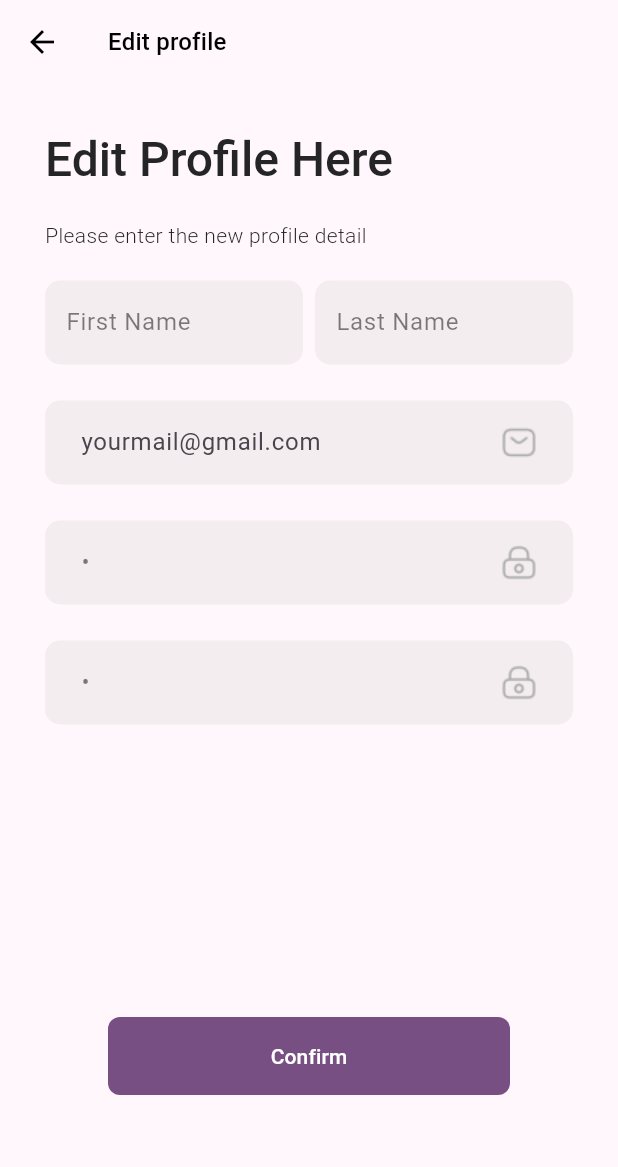
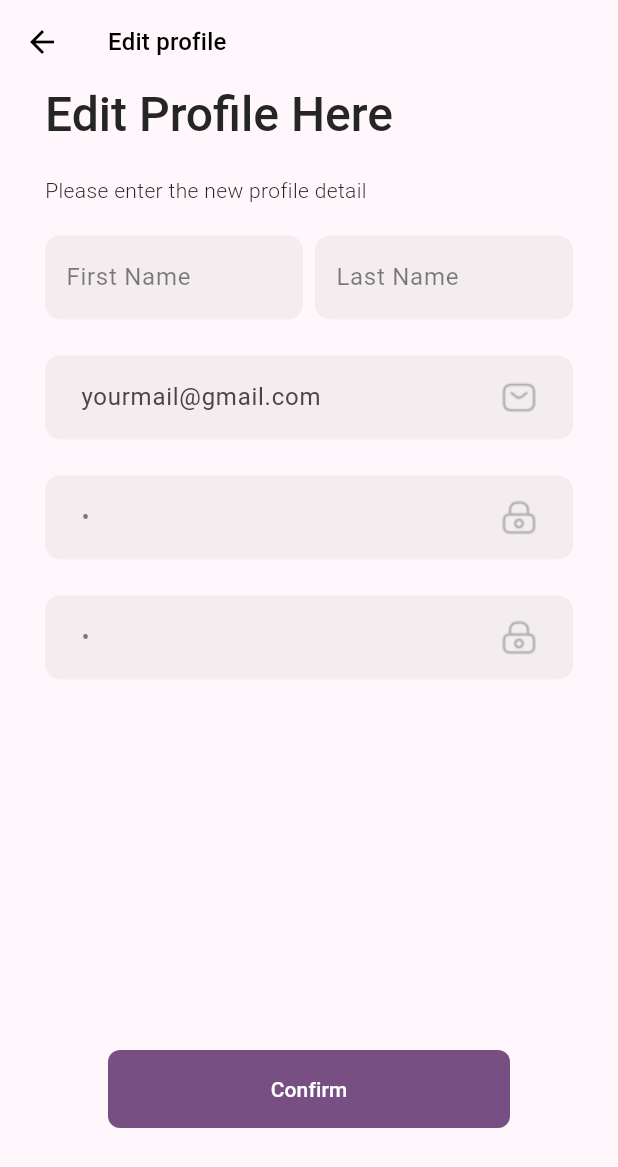
Before and after one commit to NBG-Software/interns-talk-mobile, a Flutter app: the EditProfilePage screen opened directly, on a phone screen of 412 x 824 dp. Shown: the top 1167 px of the screen. Run offline on Flutter 3.47's test engine with Material 3 defaults, Android fonts, the phone set to English and light mode, and no system bars; our stand-ins replace dio, flutter_secure_storage, package_info_plus; accounts and stored records are empty.

Commit message:
Edited profile and edit profile page ui

```diff
--- a/lib/ui/pages/edit_profile_page.dart
+++ b/lib/ui/pages/edit_profile_page.dart
@@ -29,14 +29,44 @@ class _BodyView extends StatelessWidget {
 
   @override
   Widget build(BuildContext context) {
-    final firstNameController = TextEditingController();
-    final lastNameController = TextEditingController();
-    return Padding(
-      padding: EdgeInsets.all(30),
+
+    final screenWidth = MediaQuery.of(context).size.width;
+    final screenHeight = MediaQuery.of(context).size.height;
+    return SafeArea(
+      child: SingleChildScrollView(
+        child: Container(
+          width: screenWidth,
+          height: screenHeight,
+          child: Padding(
+            padding: EdgeInsets.symmetric(horizontal: 30),
             child: Column(
+              children: [
+                Column(
                   crossAxisAlignment: CrossAxisAlignment.start,
                   children: [
-          Column(
+                    TitleContent(),
+                    SizedBox(height: 20,),
+                    ProfileForm(),
+                  ],
+                ),
+                Spacer(),
+                ConfirmButton(),
+                SizedBox(height: 64)
+              ],
+            ),
+          ),
+        ),
+      ),
+    );
+  }
+}
+
+class TitleContent extends StatelessWidget {
+  const TitleContent({super.key});
+
+  @override
+  Widget build(BuildContext context) {
+    return Column(
       crossAxisAlignment: CrossAxisAlignment.start,
       children: [
         Text(
@@ -46,11 +76,19 @@ class _BodyView extends StatelessWidget {
         SizedBox(height: 20,),
         Text('Please enter the new profile detail')
       ],
-          ),
-          SizedBox(
-            height: 20,
-          ),
-          Column(
+    );
+  }
+}
+
+class ProfileForm extends StatelessWidget {
+  const ProfileForm({super.key});
+
+  @override
+  Widget build(BuildContext context) {
+
+    final firstNameController = TextEditingController();
+    final lastNameController = TextEditingController();
+    return Column(
       children: [
         Row(
           children: [
@@ -137,10 +175,17 @@ class _BodyView extends StatelessWidget {
           hintTextColor: kHintTextColor,
         ),
       ],
-          ),
-          Expanded(child: SizedBox()),
-          Padding(
-            padding: const EdgeInsets.symmetric(horizontal: 42, vertical: 64),
+    );
+  }
+}
+
+class ConfirmButton extends StatelessWidget {
+  const ConfirmButton({super.key});
+
+  @override
+  Widget build(BuildContext context) {
+    return Padding(
+      padding: const EdgeInsets.symmetric(horizontal: 42,vertical: 64),
       child: FilledButton(
         style: FilledButton.styleFrom(
           backgroundColor: Theme.of(context).colorScheme.primary,
@@ -152,9 +197,6 @@ class _BodyView extends StatelessWidget {
         onPressed: () {},
         child: Text('Confirm'),
       ),
-          )
-        ],
-      ),
     );
   }
 }
```
Also changed, not shown: lib/ui/pages/profile_page.dart (+68 -18 lines). Lines whose indentation alone changed are shown as unchanged.
